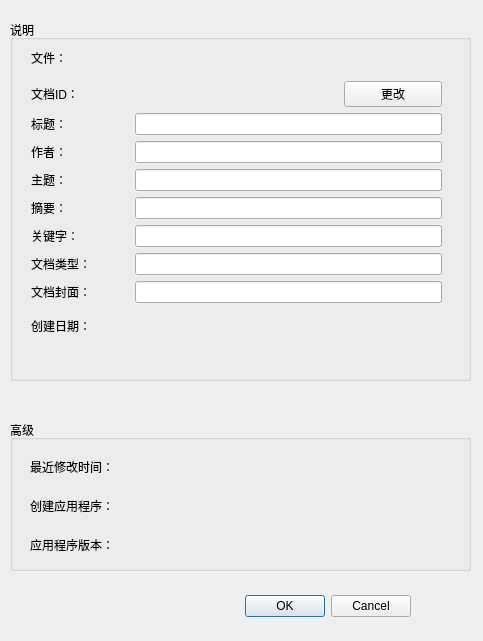
This is ofdEditor/model/Widget/DocInfoDialog.ui in mcoder2014/ofdEditor as Qt 5 draws it before an edit. The edited form follows.
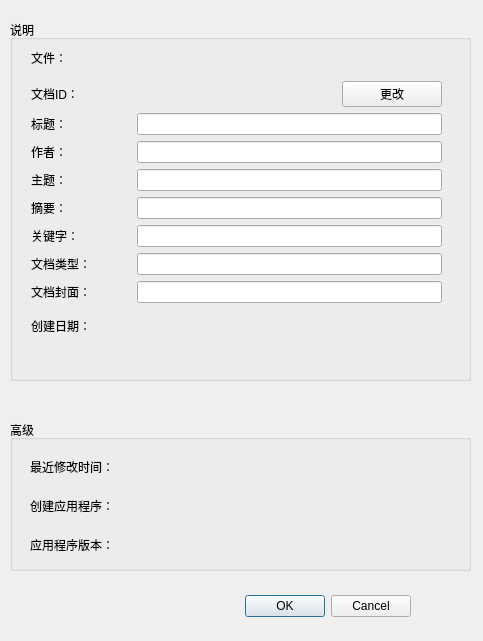
This is the edited form.

Diff of the .ui file:
```diff
--- a/ofdEditor/model/Widget/DocInfoDialog.ui
+++ b/ofdEditor/model/Widget/DocInfoDialog.ui
@@ -41,7 +41,7 @@
    <property name="title">
     <string>说明</string>
    </property>
-   <widget class="QWidget" name="">
+   <widget class="QWidget" name="layoutWidget">
     <property name="geometry">
      <rect>
       <x>21</x>
@@ -149,13 +149,6 @@
        </property>
       </widget>
      </item>
-     <item row="9" column="1">
-      <widget class="QLabel" name="creationDate">
-       <property name="text">
-        <string/>
-       </property>
-      </widget>
-     </item>
      <item row="1" column="1" colspan="2">
       <widget class="QLabel" name="docId">
        <property name="text">
@@ -163,7 +156,14 @@
        </property>
       </widget>
      </item>
-     <item row="0" column="1" colspan="2">
+     <item row="9" column="1" colspan="3">
+      <widget class="QLabel" name="creationDate">
+       <property name="text">
+        <string/>
+       </property>
+      </widget>
+     </item>
+     <item row="0" column="1" colspan="3">
       <widget class="QLabel" name="fileName">
        <property name="text">
         <string/>
```
